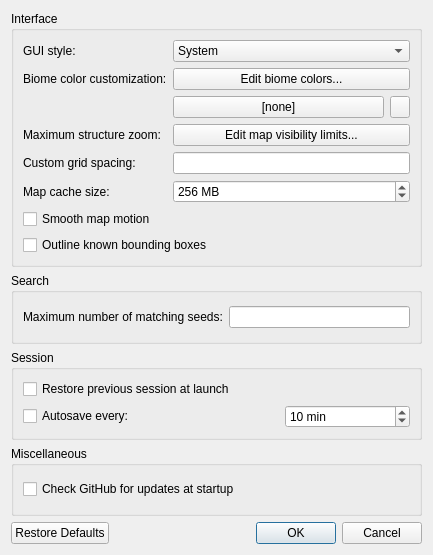
Cubitect/cubiomes-viewer, file src/configdialog.ui: the form before one commit.
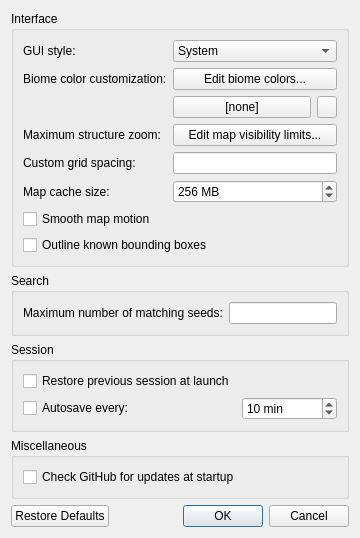
The form after the commit. Icons and pictures are not drawn.

What changed in the file:
```diff
--- a/src/configdialog.ui
+++ b/src/configdialog.ui
@@ -2,14 +2,6 @@
 <ui version="4.0">
  <class>ConfigDialog</class>
  <widget class="QDialog" name="ConfigDialog">
-  <property name="geometry">
-   <rect>
-    <x>0</x>
-    <y>0</y>
-    <width>433</width>
-    <height>555</height>
-   </rect>
-  </property>
   <property name="windowTitle">
    <string>Preferences</string>
   </property>
```
Left out of the diff: 2 changed lines with no effect on the pictures.
